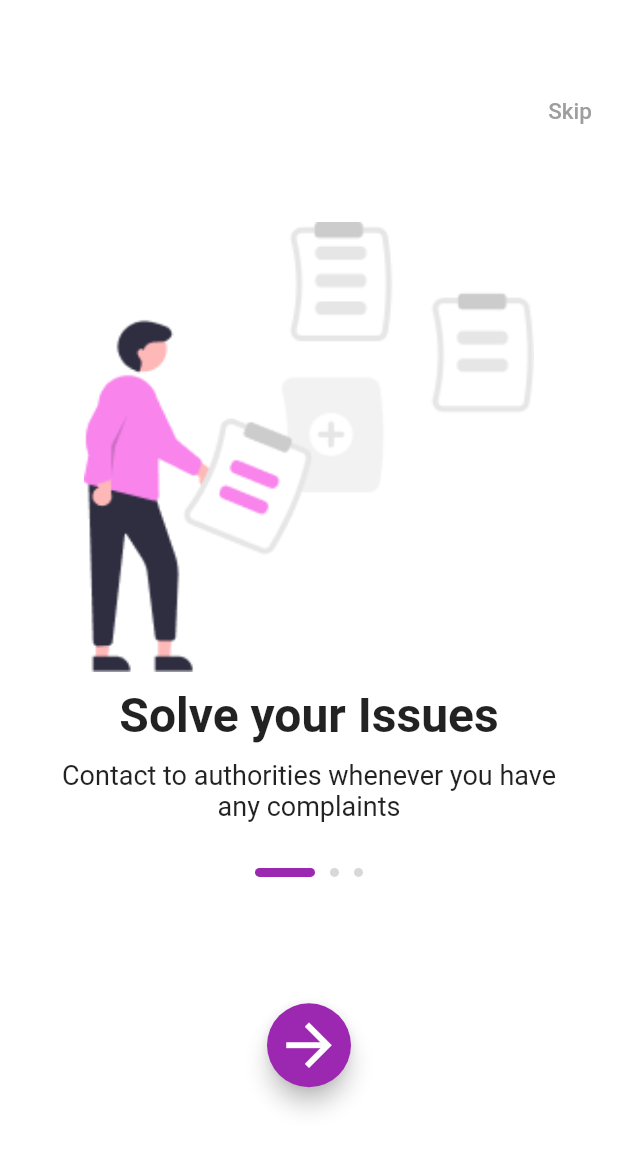
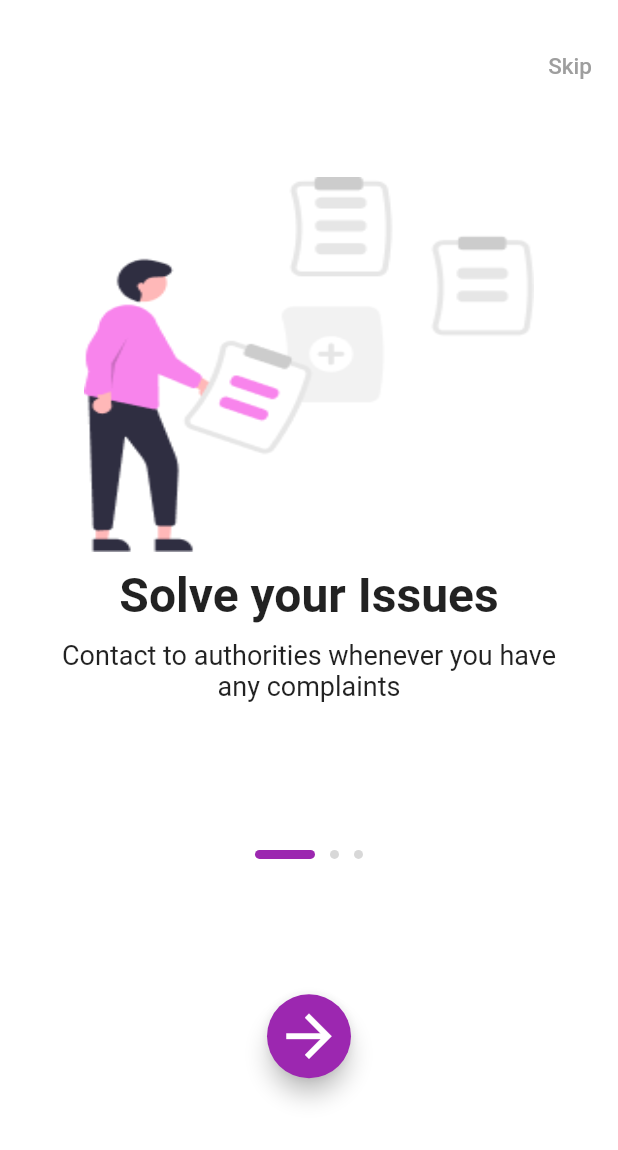
Before and after one commit to hackslash-nitp/Hostelite, a Flutter app: the screen it shows after launch, on a phone screen of 412 x 824 dp. Shown: the top 1150 px of the screen. Run offline on Flutter 3.47's test engine with Material 2 defaults, Android fonts, the phone set to English and light mode, and no system bars; our stand-ins replace cloud_firestore, firebase_auth, firebase_core, firebase_messaging, firebase_storage, geolocator and 1 more; accounts and stored records are empty.

Commit message:
minor picture size adjustments

```diff
--- a/lib/starting_pages/onboarding.dart
+++ b/lib/starting_pages/onboarding.dart
@@ -47,7 +47,7 @@ class _BoardingPageState extends State<BoardingPage> {
             crossAxisAlignment: CrossAxisAlignment.center,
             children: <Widget>[
               SizedBox(
-                height: 50,
+                height: 20,
               ),
               Row(
                 mainAxisAlignment: MainAxisAlignment.end,
--- a/lib/starting_pages/splash_content.dart
+++ b/lib/starting_pages/splash_content.dart
@@ -18,7 +18,7 @@ class SplashContent extends StatelessWidget {
           Image(
             image: AssetImage(imgUrl),
             width: 300,
-            height: 300,
+            height: 250,
             fit: BoxFit.fill,
           ),
           SizedBox(height: 10),
```
